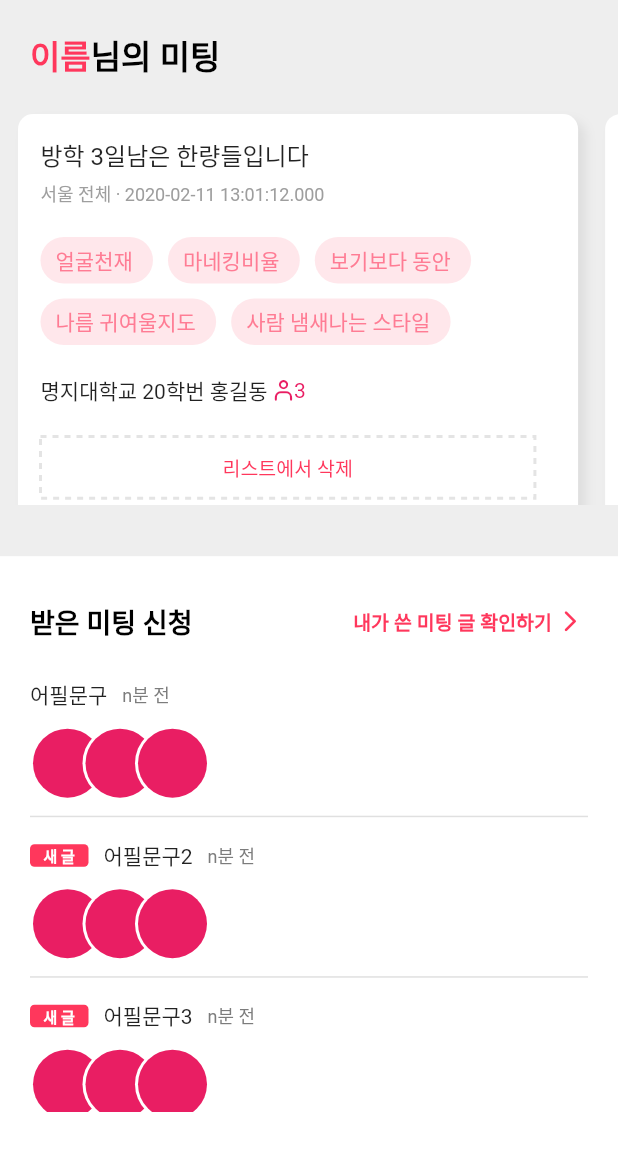
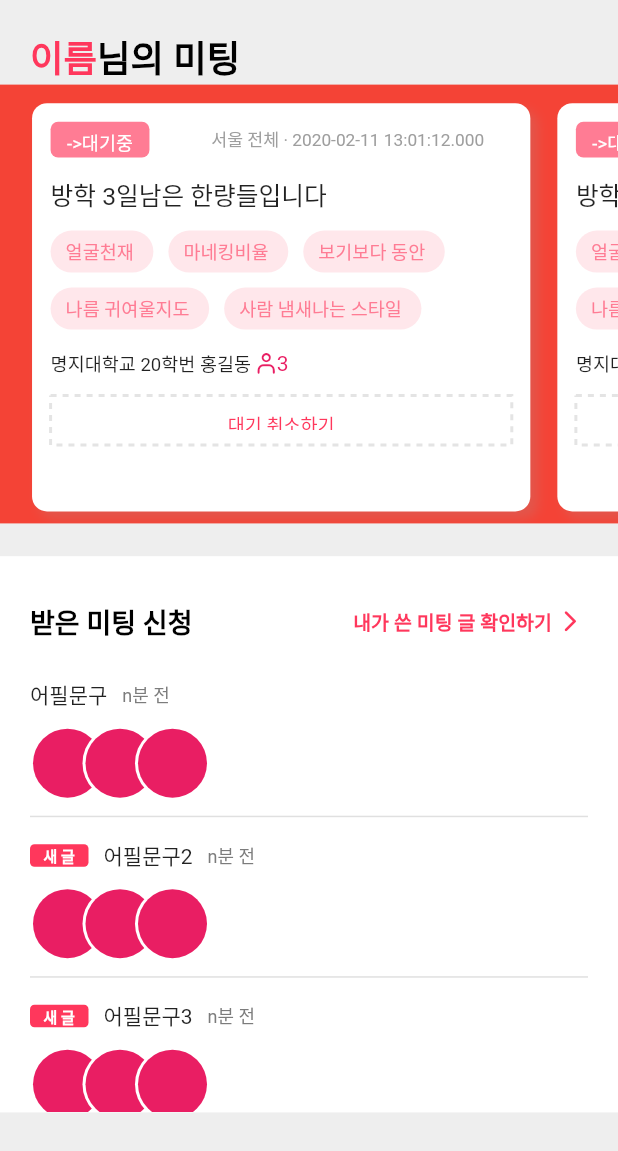
Before and after one commit to SeungtaeRyu/campusMeet_test, a Flutter app: the MyMeetingScreen screen opened directly, on a phone screen of 412 x 824 dp. Shown: the top 1151 px of the screen. Run offline on Flutter 3.47's test engine with Material 2 defaults, Android fonts, the phone set to English and light mode, and no system bars; drawn by our look-alikes of dotted_border; our stand-ins replace badges, blur, carousel_slider, form_field_validator, image_picker; missing offline and left inert: wc_form_validators; network calls fail.

Commit message:
나의미팅상단박스se대기취소박스사이즈문제미해결

```diff
--- a/campus_meet_test/lib/screens/myMeeting/my_meeting_screen.dart
+++ b/campus_meet_test/lib/screens/myMeeting/my_meeting_screen.dart
@@ -43,7 +43,8 @@ class _MyMeetingScreenState extends State<MyMeetingScreen> {
         {"id": 4, "text": "사람 냄새나는 스타일"},
       ],
       "members": "http://localhost:3000/api/v1/post/0/member"
-    }), Post.fromJson({
+    }),
+    Post.fromJson({
       "id": 0,
       "location": {"id": 0, "cityStateName": "서울", "cityCountryName": "전체"},
       "writer": {
@@ -96,7 +97,11 @@ class _MyMeetingScreenState extends State<MyMeetingScreen> {
     // Color colorPink = Color(0xffe7eb);
     // print(meetingPropose.length);
     // print(proposer.length);
-    return ListView(
+    double width = MediaQuery.of(context).size.width;
+
+    return Scaffold(
+      backgroundColor: Colors.grey.shade200,
+      body: ListView(
         children: [
           Container(
             height: (MediaQuery.of(context).size.height -
@@ -116,14 +121,14 @@ class _MyMeetingScreenState extends State<MyMeetingScreen> {
                         style: TextStyle(
                             color: Color(0xffff375c),
                             fontWeight: FontWeight.w700,
-                          fontSize: 22),
+                            fontSize: width * 0.059),
                       ),
                       Text(
                         '님의 미팅',
                         style: TextStyle(
                             color: Colors.black,
                             fontWeight: FontWeight.w700,
-                          fontSize: 22),
+                            fontSize: width * 0.059),
                       ),
                     ],
                   ),
@@ -139,6 +144,7 @@ class _MyMeetingScreenState extends State<MyMeetingScreen> {
           ),
           //아래 컨텐츠
           Container(
+            color: Colors.white,
             height: (MediaQuery.of(context).size.height -
                     MediaQuery.of(context).viewPadding.top -
                     MediaQuery.of(context).size.width * 0.2) *
@@ -152,6 +158,7 @@ class _MyMeetingScreenState extends State<MyMeetingScreen> {
                 : existRequestMeeting(),
           ),
         ],
+      ),
     );
   }
 
@@ -162,34 +169,35 @@ class _MyMeetingScreenState extends State<MyMeetingScreen> {
 //내가 신청한 미팅 있을때 위
   Widget meetingMyPropose() {
     // return Expanded(child: Container(
+    double width = MediaQuery.of(context).size.width;
     return Container(
-
-      margin: EdgeInsets.symmetric(vertical: 20.0),
-      height: MediaQuery.of(context).size.width * 0.64,
-      child: SingleChildScrollView(
-        // scrollDirection: Axis.horizontal,
-
+      color: Colors.red,
+        margin: EdgeInsets.only(top: width * 0.001),
+        height: (MediaQuery.of(context).size.height -
+                    MediaQuery.of(context).viewPadding.top -
+                    MediaQuery.of(context).size.width * 0.2) *
+                0.5 - width * 0.19,
+        // margin: EdgeInsets.only(top: 20.0),
+        // height: MediaQuery.of(context).size.width * 0.29, // 여기 0.64로 두면 SE에서 난감해진다
         child: SizedBox(
-          height: MediaQuery.of(context).size.width * 1,
+          // height: (MediaQuery.of(context).size.height -
+          //         MediaQuery.of(context).viewPadding.top -
+          //         MediaQuery.of(context).size.width * 0.2) *
+          //     0.5 - width * 0.05,
           child: ListView.builder(
           scrollDirection: Axis.horizontal,
-              padding: const EdgeInsets.all(3),
+          padding: EdgeInsets.only(top: width * 0.03, left:  width * 0.03),
           itemCount: posts.length,
           itemBuilder: (context, index) {
             return Container(
                 // decoration: BoxDecoration(borderRadius: BorderRadius.circular(70)),
-                  width: MediaQuery.of(context).size.width * 0.95,
+                width: MediaQuery.of(context).size.width * 0.85,
                 // margin: EdgeInsets.only(right: 0.9),
                 // padding: EdgeInsets.only(right: 0),
-                  child:  RenderRequestPostCard(
-                        post: posts[index]
-                      )
-                );
+                child: RenderRequestPostCard(post: posts[index]));
+          }),
+        ));
   }
-                    ),
-        )));
-  }
-
 
 //내가 신청한 미팅이 없을때 위에 들어가는 컨텐츠 사진 중앙에 정렬하도록 하세욥
   Widget noMeetingMyPropose() {
--- a/campus_meet_test/lib/widgets/render_request_post_card.dart
+++ b/campus_meet_test/lib/widgets/render_request_post_card.dart
@@ -27,10 +27,11 @@ class _RenderRequestPostState extends State<RenderRequestPostCard> {
 
   @override
   Widget build(BuildContext context) {
+    double width = MediaQuery.of(context).size.width;
     return InkWell(
       child: Container(
         margin: EdgeInsets.fromLTRB(9, 0, 9, 8),
-        padding: EdgeInsets.all(15),
+        padding: EdgeInsets.all(width * 0.03),
         decoration: BoxDecoration(
           borderRadius: BorderRadius.circular(10),
           color: Colors.white,
@@ -42,19 +43,44 @@ class _RenderRequestPostState extends State<RenderRequestPostCard> {
             )
           ],
         ),
+        child: SingleChildScrollView(
           child: Column(
             crossAxisAlignment: CrossAxisAlignment.start,
             children: [
+              Row(
+                children: [
+                  Container(
+                    decoration: BoxDecoration(
+                      borderRadius: BorderRadius.circular(5),
+                      color: Color.fromRGBO(255, 124, 148, 10),
+                    ),
+                    height: MediaQuery.of(context).size.width * 0.058,
+                    width: MediaQuery.of(context).size.width * 0.16,
+                    child: Text(
+                      '->대기중',
+                      style: TextStyle(
+                          color: Colors.white,
+                          fontSize: width * 0.03,
+                          height: 1.9),
+                      textAlign: TextAlign.center,
+                    ),
+                  ),
+                  Padding(padding: EdgeInsets.only(right: width * 0.1)),
+                  Text(
+                    "${widget.post.location.cityStateName} ${widget.post.location.cityCountryName} · ${widget.post.createdAt}",
+                    style: TextStyle(
+                      fontSize: width * 0.028,
+                      color: Colors.grey.shade500,
+                    ),
+                  ),
+                ],
+              ),
+              Padding(padding: EdgeInsets.only(bottom: width * 0.03)),
               Text(
                 widget.post.title,
-              style: TextStyle(fontSize: 16),
+                style: TextStyle(fontSize: width * 0.04),
               ),
-            Padding(padding: EdgeInsets.only(bottom: 5)),
-            Text(
-              "${widget.post.location.cityStateName} ${widget.post.location.cityCountryName} · ${widget.post.createdAt}",
-              style: TextStyle(fontSize: 12, color: Colors.grey.shade500),
-            ),
-            Padding(padding: EdgeInsets.only(bottom: 20)),
+              Padding(padding: EdgeInsets.only(bottom: width * 0.03)),
               Wrap(
                 spacing: 10,
                 runSpacing: 10,
@@ -68,17 +94,19 @@ class _RenderRequestPostState extends State<RenderRequestPostCard> {
                       ),
                       child: Text(
                         "${widget.post.tags[i].text} ",
-                      style: TextStyle(color: Color.fromRGBO(255, 124, 148, 1)),
+                        style: TextStyle(
+                            color: Color.fromRGBO(255, 124, 148, 1),
+                            fontSize: width * 0.03),
                       ),
                     ),
                 ],
               ),
-            Padding(padding: EdgeInsets.only(bottom: 20)),
+              Padding(padding: EdgeInsets.only(bottom: width * 0.033)),
               Row(
                 children: [
                   Text(
                     "${widget.post.writer.univ} ${widget.post.writer.entryYear}학번 ${widget.post.writer.name} ",
-                  style: TextStyle(fontSize: 14),
+                    style: TextStyle(fontSize: width * 0.03),
                   ),
                   Icon(
                     CustomIcons.my_page,
@@ -92,9 +120,9 @@ class _RenderRequestPostState extends State<RenderRequestPostCard> {
                 ],
               ),
               Container(
-              height: MediaQuery.of(context).size.width * 0.1,
+                height: MediaQuery.of(context).size.width * 0.08,
                 width: MediaQuery.of(context).size.width * 0.8,
-              margin: EdgeInsets.only(top: 20),
+                margin: EdgeInsets.only(top: width * 0.03),
                 child: DottedBorder(
                   // strokeCap: StrokeCap.round,
                   dashPattern: [4, 4, 4, 4],
@@ -102,22 +130,24 @@ class _RenderRequestPostState extends State<RenderRequestPostCard> {
                   color: Color.fromRGBO(228, 228, 228, 1),
                   strokeWidth: 2,
                   child: Container(
-                  height: MediaQuery.of(context).size.width * 0.1,
+                    height: MediaQuery.of(context).size.width * 0.08,
                     width: MediaQuery.of(context).size.width * 0.8,
                     child: TextButton(
                       onPressed: () {
                         print("삭제");
                       },
                       child: Text(
-                      '리스트에서 삭제',
+                        '대기 취소하기',
                         style: TextStyle(
-                          color: Color.fromRGBO(255, 55, 92, 1), fontSize: 13),
+                            color: Color.fromRGBO(255, 55, 92, 1),
+                            fontSize: width * 0.03),
                       ),
                     ),
                   ),
                 ),
               ),
             ],
+          ),
         ),
       ),
       onTap: () {
```
Lines whose indentation alone changed are shown as unchanged.
